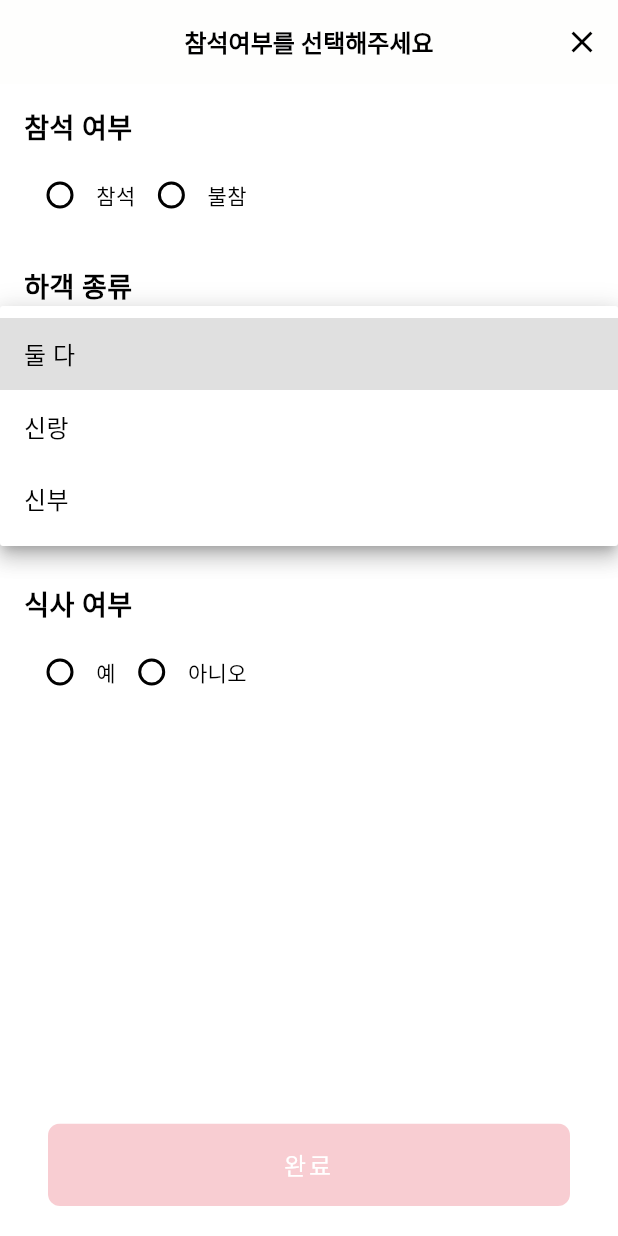
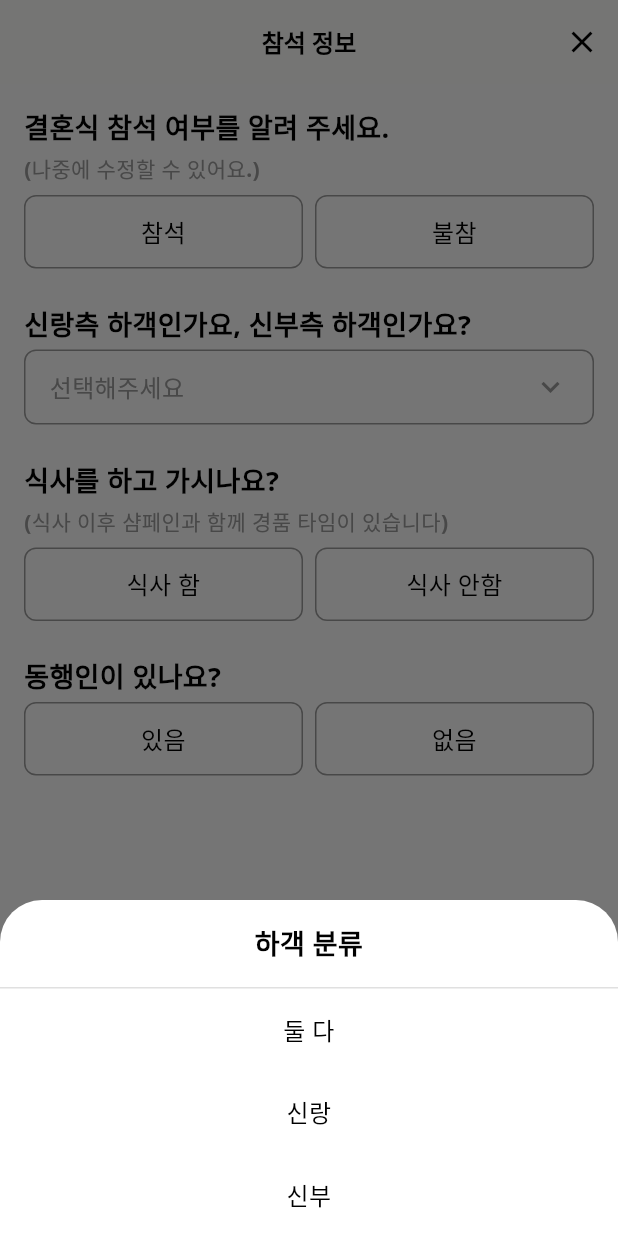
Before and after one commit to wonjonglee-29cm/WeddingClient, a Flutter app: the UserInfoScreen screen opened directly, after a tap on "선택해주세요", on a phone screen of 412 x 824 dp. Run offline on Flutter 3.47's test engine with Material 3 defaults, Android fonts, the phone set to English and light mode, and no system bars; our stand-ins replace cached_network_image, dio, firebase_core, flutter_animate, flutter_cache_manager, flutter_hooks and 3 more; missing offline and left inert: flutter_inappwebview; accounts and stored records are empty; project files that could hold a hidden picture were left out.

Commit message:
디자인 끝

```diff
--- a/lib/design/component/ds_appbar.dart
+++ b/lib/design/component/ds_appbar.dart
@@ -10,16 +10,11 @@ AppBar backAppBar(String title) => AppBar(
       systemOverlayStyle: systemStyle,
     );
 
-AppBar closeAppBar(BuildContext context, String title) => AppBar(
-    backgroundColor: bgColor,
-    scrolledUnderElevation: 0,
-    surfaceTintColor: Colors.transparent,
-    systemOverlayStyle: systemStyle,
-    automaticallyImplyLeading: false,
-    centerTitle: true, title: Text(title, style: appBarStyle), actions: [
+AppBar closeAppBar(BuildContext context, String title, {VoidCallback? onPressed}) =>
+    AppBar(backgroundColor: bgColor, scrolledUnderElevation: 0, surfaceTintColor: Colors.transparent, systemOverlayStyle: systemStyle, automaticallyImplyLeading: false, centerTitle: true, title: Text(title, style: appBarStyle), actions: [
       IconButton(
         icon: const Icon(Icons.close),
-        onPressed: () => Navigator.pop(context),
+        onPressed: onPressed ?? () => Navigator.pop(context),
       ),
     ]);
 
--- a/lib/screen/di_viewmodel.dart
+++ b/lib/screen/di_viewmodel.dart
@@ -24,7 +24,7 @@ final userInfoScreenTypeProvider = StateProvider<UserInfoScreenType>((ref) {
   return UserInfoScreenType.init;  // 기본값 설정
 });
 
-final userInfoViewModelProvider = StateNotifierProvider<UserInfoViewModel, UserInfoState>((ref) {
+final userInfoViewModelProvider = StateNotifierProvider.autoDispose<UserInfoViewModel, UserInfoState>((ref) {
   final memberRepository = ref.read(memberRepositoryProvider);
   final screenType = ref.watch(userInfoScreenTypeProvider);
   return UserInfoViewModel(memberRepository, screenType);
--- a/lib/screen/signin/signin_screen.dart
+++ b/lib/screen/signin/signin_screen.dart
@@ -103,7 +103,8 @@ class _SignScreenState extends ConsumerState<SignInScreen> {
                                 await ref.read(signInViewModelProvider.notifier).signIn(_idController.text, _passwordController.text);
                               }
                             },
-                      text: '로그인')
+                      text: '로그인',
+                      padding: EdgeInsets.zero)
                   .animate()
                   .fadeIn()
                   .slideY(begin: 1, end: 0, delay: const Duration(milliseconds: 400)),
--- a/lib/screen/userinfo/user_info_screen.dart
+++ b/lib/screen/userinfo/user_info_screen.dart
@@ -1,4 +1,5 @@
 import 'package:flutter/material.dart';
+import 'package:flutter/services.dart';
 import 'package:flutter_hooks/flutter_hooks.dart';
 import 'package:hooks_riverpod/hooks_riverpod.dart';
 import 'package:wedding/design/component/ds_appbar.dart';
@@ -8,19 +9,12 @@ import 'package:wedding/screen/di_viewmodel.dart';
 import 'package:wedding/screen/main/main_screen.dart';
 import 'package:wedding/screen/userinfo/user_info_guest_type.dart';
 
-
-enum UserInfoScreenType {
-  init,
-  update
-}
+enum UserInfoScreenType { init, update }
 
 class UserInfoScreen extends HookConsumerWidget {
   final UserInfoScreenType screenType;
 
-  const UserInfoScreen({
-    super.key,
-    this.screenType = UserInfoScreenType.init
-  });
+  const UserInfoScreen({super.key, this.screenType = UserInfoScreenType.init});
 
   @override
   Widget build(BuildContext context, WidgetRef ref) {
@@ -52,7 +46,7 @@ class UserInfoScreen extends HookConsumerWidget {
     }, [state.error]);
 
     return Scaffold(
-      appBar: closeAppBar(context, '참석여부를 선택해주세요'),
+      appBar: closeAppBar(context, '참석 정보', onPressed: screenType == UserInfoScreenType.init ? () => SystemNavigator.pop() : () => Navigator.pop(context)),
       body: SafeArea(
         child: Column(
           children: [
@@ -62,100 +56,43 @@ class UserInfoScreen extends HookConsumerWidget {
                 child: Column(
                   crossAxisAlignment: CrossAxisAlignment.start,
                   children: [
+                    buildSelectionButtons('결혼식 참석 여부를 알려 주세요.', {true: '참석', false: '불참'}, state.willAttend, (value) => viewModel.updateWillAttend(value), description: '(나중에 수정할 수 있어요.)'),
                     buildSection(
-                      '참석 여부',
-                      Row(
-                        children: [
-                          Radio<bool>(
-                            value: true,
-                            groupValue: state.willAttend,
-                            onChanged: (value) => viewModel.updateWillAttend(value),
-                          ),
-                          const Text('참석'),
-                          Radio<bool>(
-                            value: false,
-                            groupValue: state.willAttend,
-                            onChanged: (value) => viewModel.updateWillAttend(value),
-                          ),
-                          const Text('불참'),
-                        ],
-                      ),
-                    ),
-                    buildSection(
-                      '하객 종류',
-                      DropdownButton<GuestType>(
-                        value: state.guestType,
-                        hint: const Text('선택해주세요'),
-                        isExpanded: true,
-                        items: GuestType.values.map((type) {
-                          return DropdownMenuItem(
-                            value: type,
-                            child: Text(type.title),
-                          );
-                        }).toList(),
+                      '신랑측 하객인가요, 신부측 하객인가요?',
+                      buildBottomSheetSelector<GuestType>(
+                        context: context,
+                        title: '하객 분류',
+                        selectedValue: state.guestType,
+                        options: GuestType.values.toList(),
+                        getLabel: (type) => type.title,
                         onChanged: (value) => viewModel.updateGuestType(value),
                       ),
                     ),
-                    buildSection(
-                      '동행인 여부',
-                      Row(
-                        children: [
-                          Radio<bool>(
-                            value: true,
-                            groupValue: state.hasCompanion,
-                            onChanged: (value) => viewModel.updateHasCompanion(value),
-                          ),
-                          const Text('있음'),
-                          Radio<bool>(
-                            value: false,
-                            groupValue: state.hasCompanion,
-                            onChanged: (value) => viewModel.updateHasCompanion(value),
-                          ),
-                          const Text('없음'),
-                        ],
-                      ),
+                    buildSelectionButtons('식사를 하고 가시나요?', {true: '식사 함', false: '식사 안함'}, state.willEat, (value) => viewModel.updateWillEat(value), description: '(식사 이후 샴페인과 함께 경품 타임이 있습니다)'),
+                    buildSelectionButtons(
+                      '동행인이 있나요?',
+                      {true: '있음', false: '없음'},
+                      state.hasCompanion,
+                      (value) => viewModel.updateHasCompanion(value),
                     ),
                     if (state.hasCompanion == true)
                       buildSection(
-                        '동행인 수',
-                        DropdownButton<int?>(
-                          value: state.companionCount,
-                          hint: const Text('선택해주세요'),
-                          isExpanded: true,
-                          items: companionCounts.map((count) {
-                            return DropdownMenuItem<int?>(  // nullable로 변경
-                              value: count,
-                              child: Text('$count명'),
-                            );
-                          }).toList(),
+                          '같이 오는 분은 총 몇명인가요?',
+                          buildBottomSheetSelector<int>(
+                            context: context,
+                            title: '동행인 수',
+                            selectedValue: state.companionCount,
+                            options: companionCounts,
+                            getLabel: (count) => '$count명',
                             onChanged: (value) => viewModel.updateCompanionCount(value),
                           ),
-                      ),
-                    buildSection(
-                      '식사 여부',
-                      Row(
-                        children: [
-                          Radio<bool>(
-                            value: true,
-                            groupValue: state.willEat,
-                            onChanged: (value) => viewModel.updateWillEat(value),
-                          ),
-                          const Text('예'),
-                          Radio<bool>(
-                            value: false,
-                            groupValue: state.willEat,
-                            onChanged: (value) => viewModel.updateWillEat(value),
-                          ),
-                          const Text('아니오'),
-                        ],
-                      ),
-                    ),
+                          description: '• 본인을 제외한 동행인 수를 선택해주세요.\n• 유아도 식사를 할 경우 1인으로 계산해 주세요'),
                   ],
                 ),
               ),
             ),
             Container(
-              padding: const EdgeInsets.symmetric(horizontal: 16, vertical: 20),
+              padding: const EdgeInsets.symmetric(vertical: 20),
               child: bottomButtonWidget(
                 onPressed: state.isFormValid
                     ? () async {
@@ -175,7 +112,7 @@ class UserInfoScreen extends HookConsumerWidget {
                         }
                       }
                     : null,
-                text: '완료',
+                text: '제출할게요',
                 isEnabled: state.isFormValid,
               ),
             ),
@@ -185,15 +122,147 @@ class UserInfoScreen extends HookConsumerWidget {
     );
   }
 
-  Widget buildSection(String title, Widget child) {
+  Widget buildSection(String title, Widget child, {String? description}) {
     return Column(
       crossAxisAlignment: CrossAxisAlignment.start,
       children: [
         Text(title, style: titleStyle2),
+        const SizedBox(height: 4),
+        if (description != null) ...[
+          Text(description, style: bodyStyle2.copyWith(color: Colors.grey)),
           title2Gap,
+        ],
         child,
         itemsGap,
       ],
     );
   }
+
+  Widget buildSelectionButtons(String title, Map<bool, String> options, bool? groupValue, ValueChanged<bool?> onChanged, {String? description}) {
+    return buildSection(
+      title,
+      Row(
+        children: options.entries.map((entry) {
+          final bool value = entry.key;
+          final String text = entry.value;
+
+          return Expanded(
+            child: GestureDetector(
+              onTap: () => onChanged(value),
+              child: Container(
+                padding: const EdgeInsets.symmetric(horizontal: 16, vertical: 12),
+                margin: EdgeInsets.only(
+                  right: value ? 4 : 0,
+                  left: !value ? 4 : 0,
+                ),
+                decoration: BoxDecoration(
+                  border: Border.all(
+                    color: groupValue == value ? primaryColor : Colors.grey,
+                    width: groupValue == value ? 2 : 1,
+                  ),
+                  borderRadius: BorderRadius.circular(8),
+                ),
+                child: Text(
+                  text,
+                  textAlign: TextAlign.center,
+                  style: bodyStyle1,
+                ),
+              ),
+            ),
+          );
+        }).toList(),
+      ),
+      description: description,
+    );
   }
+
+  Widget buildBottomSheetSelector<T>({
+    required BuildContext context,
+    required String title,
+    required T? selectedValue,
+    required List<T> options,
+    required String Function(T value) getLabel,
+    required Function(T?) onChanged,
+  }) {
+    return GestureDetector(
+      onTap: () {
+        showModalBottomSheet(
+          context: context,
+          builder: (BuildContext context) {
+            return SafeArea(
+              child: Column(
+                mainAxisSize: MainAxisSize.min,
+                children: [
+                  Padding(
+                    padding: const EdgeInsets.symmetric(
+                      vertical: 16,
+                      horizontal: 16,
+                    ),
+                    child: Text(
+                      title,
+                      style: titleStyle2,
+                      textAlign: TextAlign.center,
+                    ),
+                  ),
+                  Divider(height: 1, color: Colors.grey.shade300),
+                  Flexible(
+                    child: ListView.builder(
+                      shrinkWrap: true,
+                      itemCount: options.length,
+                      itemBuilder: (context, index) {
+                        final value = options[index];
+                        return InkWell(
+                          onTap: () {
+                            onChanged(value);
+                            Navigator.pop(context);
+                          },
+                          child: Container(
+                            padding: const EdgeInsets.symmetric(
+                              horizontal: 16,
+                              vertical: 16,
+                            ),
+                            width: double.infinity,
+                            child: Text(
+                              getLabel(value),
+                              style: bodyStyle1.copyWith(
+                                color: selectedValue == value ? primaryColor : Colors.black,
+                              ),
+                              textAlign: TextAlign.center,
+                            ),
+                          ),
+                        );
+                      },
+                    ),
+                  ),
+                ],
+              ),
+            );
+          },
+        );
+      },
+      child: Container(
+        padding: const EdgeInsets.symmetric(horizontal: 16, vertical: 12),
+        decoration: BoxDecoration(
+          border: Border.all(
+            color: selectedValue != null ? primaryColor : Colors.grey,
+            width: selectedValue != null ? 2 : 1,
+          ),
+          borderRadius: BorderRadius.circular(8),
+        ),
+        child: Row(
+          mainAxisAlignment: MainAxisAlignment.spaceBetween,
+          children: [
+            Text(
+              selectedValue != null ? getLabel(selectedValue) : '선택해주세요',
+              style: selectedValue == null ? bodyStyle1.copyWith(color: Colors.grey) : bodyStyle1.copyWith(color: Colors.black),
+            ),
+            const Icon(
+              Icons.keyboard_arrow_down,
+              color: Colors.grey,
+            ),
+          ],
+        ),
+      ),
+    );
+  }
+}
```
Lines whose indentation alone changed are shown as unchanged.
